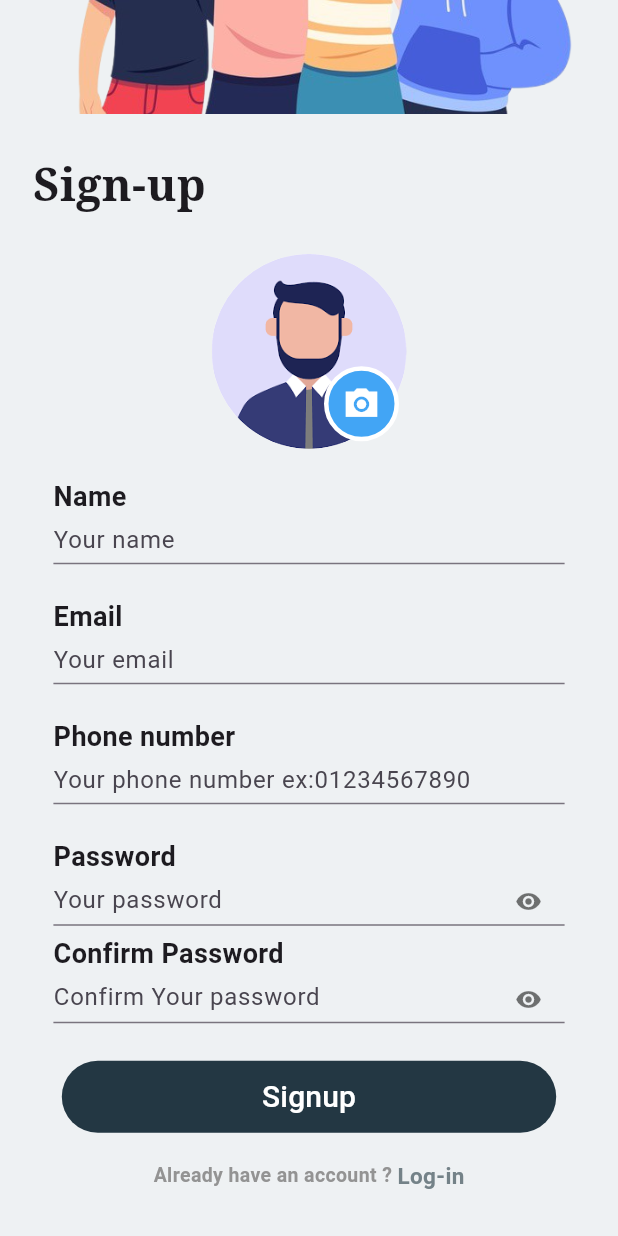
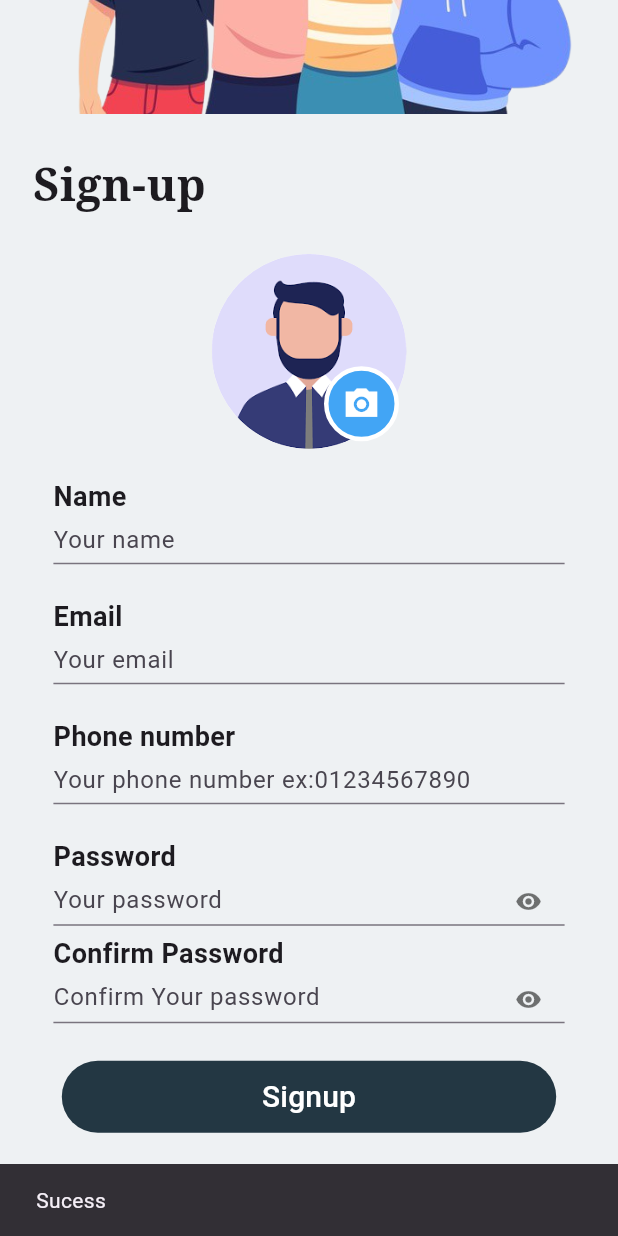
Before and after one commit to ritamagdy22/Autherntication_UI_Bloc, a Flutter app: the SignUpScreen screen opened directly, scrolled down 171 dp, after a tap on "Signup", on a phone screen of 412 x 824 dp. Run offline on Flutter 3.47's test engine with Material 3 defaults, Android fonts, the phone set to English and light mode, and no system bars; our stand-ins replace dio, flutter_bloc; network calls fail.

Commit message:
Updating cubit logic and states to UI for Login and Regsiteration with snackbar for it's status

```diff
--- a/lib/cubit/User_Cubit.dart
+++ b/lib/cubit/User_Cubit.dart
@@ -1,7 +1,9 @@
+import 'dart:io';
+
 import 'package:api/cubit/User_State.dart';
+import 'package:dio/dio.dart';
 import 'package:flutter/material.dart';
 import 'package:flutter_bloc/flutter_bloc.dart';
-
 
 class UserCubit extends Cubit<UserState> {
   UserCubit() : super(UserInitial());
@@ -14,7 +16,8 @@ class UserCubit extends Cubit<UserState> {
   //Sign Up Form key
   GlobalKey<FormState> signUpFormKey = GlobalKey();
   //Profile Pic
-//  XFile? profilePic;
+
+  File? profilePic;
   //Sign up name
   TextEditingController signUpName = TextEditingController();
   //Sign up phone number
@@ -25,4 +28,57 @@ class UserCubit extends Cubit<UserState> {
   TextEditingController signUpPassword = TextEditingController();
   //Sign up confirm password
   TextEditingController confirmPassword = TextEditingController();
+
+  // SignIn method with try-catch
+  signIn() async {
+    try {
+      emit(
+          UserSignInLoading()); // Emit loading state to show a loading indicator
+
+      // Make the API request using Dio
+      final response = await Dio().post(
+        'https://reqres.in/api/login',
+        data: {
+          "email": signInEmail.text,
+          "password": signInPassword.text,
+        },
+      );
+      print(response);
+      // Check if the response is successful
+      emit(UserSignInFailur()); // Emit failure state if statusCode is not 200
+
+      emit(UserSignInSucess()); // Emit success state when sign-in is successful
+    } catch (e) {
+      emit(UserSignInFailur()); // Emit failure state if there's an error
+      print(e.toString()); // Optional: Log the error for debugging
+    }
+  }
+
+  SIgnUp() async {
+    emit(UserSignInLoading()); // Emit loading state to show a loading indicator
+
+    try {
+      // Make the API request using Dio
+      final response = await Dio().post(
+        'https://jsonplaceholder.typicode.com/posts',
+        data: {
+          "Name": signUpName.text,
+          "Email": signUpEmail.text,
+          "phoneNumber": signUpPhoneNumber.text,
+          "password": signUpPassword.text,
+          "confirmPassword": signUpPassword.text,
+        },
+      );
+
+      if (response.statusCode == 200) {
+        emit(
+            UserSignInSucess()); // Emit success state when sign-in is successful
+      } else {
+        emit(UserSignInFailur()); // Emit failure state if statusCode is not 200
+      }
+    } catch (e) {
+      emit(UserSignInFailur()); // Emit failure state if there's an error
+      print(e.toString()); // Optional: Log the error for debugging
+    }
+  }
 }
--- a/lib/cubit/User_State.dart
+++ b/lib/cubit/User_State.dart
@@ -1,3 +1,17 @@
  class UserState {}
 
 final class UserInitial extends UserState {}
+
+final class UserSignInLoading extends UserState {}
+
+
+final class UserSignInSucess extends UserState {}
+
+
+final class UserSignInFailur extends UserState {}final class UserSignInFailed extends UserState {
+
+   String ErrorMEssage ;
+
+UserSignInFailed({required this.ErrorMEssage});
+
+}
--- a/lib/screens/sign_in_screen.dart
+++ b/lib/screens/sign_in_screen.dart
@@ -1,5 +1,5 @@
 import 'package:api/cubit/User_Cubit.dart';
-import 'package:api/screens/profile_screen.dart';
+import 'package:api/cubit/User_State.dart';
 import 'package:api/widgets/custom_form_button.dart';
 import 'package:api/widgets/custom_input_field.dart';
 import 'package:api/widgets/dont_have_an_account.dart';
@@ -9,7 +9,6 @@ import 'package:api/widgets/page_heading.dart';
 import 'package:flutter/material.dart';
 import 'package:flutter_bloc/flutter_bloc.dart';
 
-
 class SignInScreen extends StatelessWidget {
   const SignInScreen({Key? key}) : super(key: key);
 
@@ -17,7 +16,19 @@ class SignInScreen extends StatelessWidget {
   Widget build(BuildContext context) {
     Size size = MediaQuery.of(context).size;
     return SafeArea(
-      child: Scaffold(
+      child: BlocConsumer<UserCubit, UserState>(
+        listener: (context, state) {
+          //implement listener
+          if (state is UserSignInFailur) {
+            ScaffoldMessenger.of(context)
+                .showSnackBar(SnackBar(content: Text("Sucess")));
+          } else if (state is UserSignInFailed) {
+            ScaffoldMessenger.of(context)
+                .showSnackBar(SnackBar(content: Text(state.ErrorMEssage)));
+          }
+        },
+        builder: (context, state) {
+          return Scaffold(
             backgroundColor: const Color(0xffEEF1F3),
             body: Column(
               children: [
@@ -49,7 +60,8 @@ class SignInScreen extends StatelessWidget {
                               hintText: 'Your password',
                               obscureText: true,
                               suffixIcon: true,
-                          controller: context.read<UserCubit>().signInPassword,
+                              controller:
+                                  context.read<UserCubit>().signInPassword,
                             ),
                             const SizedBox(height: 16),
                             //! Forget password?
@@ -59,13 +71,20 @@ class SignInScreen extends StatelessWidget {
                             CustomFormButton(
                               innerText: 'Sign In',
                               onPressed: () {
+
+                               /*
                                 Navigator.push(
                                   context,
                                   MaterialPageRoute(
                                     builder: (context) => const ProfileScreen(),
                                   ),
                                 );
-                          },
+
+                               */
+
+                              context.read<UserCubit>().signIn();
+
+                              }
                             ),
                             const SizedBox(height: 18),
                             //! Dont Have An Account ?
@@ -79,6 +98,8 @@ class SignInScreen extends StatelessWidget {
                 ),
               ],
             ),
+          );
+        },
       ),
     );
   }
--- a/lib/screens/sign_up_screen.dart
+++ b/lib/screens/sign_up_screen.dart
@@ -1,4 +1,5 @@
 import 'package:api/cubit/User_Cubit.dart';
+import 'package:api/cubit/User_State.dart';
 import 'package:api/widgets/already_have_an_account_widget.dart';
 import 'package:api/widgets/custom_form_button.dart';
 import 'package:api/widgets/custom_input_field.dart';
@@ -14,7 +15,19 @@ class SignUpScreen extends StatelessWidget {
   @override
   Widget build(BuildContext context) {
     return SafeArea(
-      child: Scaffold(
+      child: BlocConsumer<UserCubit, UserState>(
+        listener: (context, state) {
+          // implement listener
+            if (state is UserSignInFailur) {
+            ScaffoldMessenger.of(context)
+                .showSnackBar(SnackBar(content: Text("Sucess")));
+          } else if (state is UserSignInFailed) {
+            ScaffoldMessenger.of(context)
+                .showSnackBar(SnackBar(content: Text("Failed")));
+          }
+        },
+        builder: (context, state) {
+          return Scaffold(
             backgroundColor: const Color(0xffEEF1F3),
             body: SingleChildScrollView(
               child: Form(
@@ -72,7 +85,13 @@ class SignUpScreen extends StatelessWidget {
                     //!Sign Up Button
                     CustomFormButton(
                       innerText: 'Signup',
-                  onPressed: () {},
+                      onPressed: () {
+
+
+                              context.read<UserCubit>().SIgnUp();
+
+
+                      },
                     ),
                     const SizedBox(height: 18),
                     //! Already have an account widget
@@ -82,6 +101,8 @@ class SignUpScreen extends StatelessWidget {
                 ),
               ),
             ),
+          );
+        },
       ),
     );
   }
--- a/pubspec.yaml
+++ b/pubspec.yaml
@@ -7,6 +7,7 @@ environment:
   sdk: ^3.6.0-334.3.beta
 
 dependencies:
+  dio: ^5.7.0
   flutter:
     sdk: flutter
   flutter_bloc: ^8.1.6
```
Also changed, not shown: pubspec.lock. Lines whose indentation alone changed are shown as unchanged.
